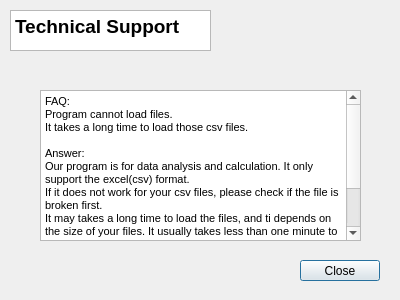
dnewell/AcuitySTAR-Dashboard, file src/tech_support.ui: the form before one commit.
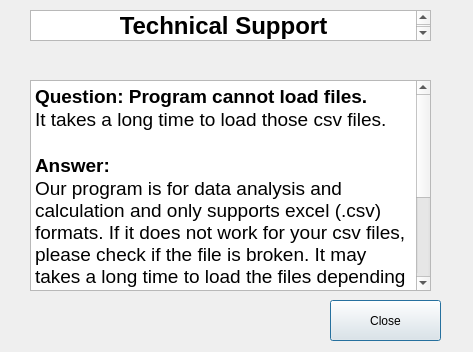
The form after the commit.

Commit message: Updated help UI and descriptions

Patch:
```diff
--- a/src/tech_support.ui
+++ b/src/tech_support.ui
@@ -6,37 +6,20 @@
    <rect>
     <x>0</x>
     <y>0</y>
-    <width>400</width>
-    <height>300</height>
+    <width>473</width>
+    <height>352</height>
    </rect>
   </property>
   <property name="windowTitle">
    <string>Dialog</string>
   </property>
-  <widget class="QTextBrowser" name="textBrowser">
-   <property name="geometry">
-    <rect>
-     <x>10</x>
-     <y>10</y>
-     <width>201</width>
-     <height>41</height>
-    </rect>
-   </property>
-   <property name="html">
-    <string>&lt;!DOCTYPE HTML PUBLIC &quot;-//W3C//DTD HTML 4.0//EN&quot; &quot;http://www.w3.org/TR/REC-html40/strict.dtd&quot;&gt;
-&lt;html&gt;&lt;head&gt;&lt;meta name=&quot;qrichtext&quot; content=&quot;1&quot; /&gt;&lt;style type=&quot;text/css&quot;&gt;
-p, li { white-space: pre-wrap; }
-&lt;/style&gt;&lt;/head&gt;&lt;body style=&quot; font-family:'MS Shell Dlg 2'; font-size:8.25pt; font-weight:400; font-style:normal;&quot;&gt;
-&lt;p style=&quot; margin-top:0px; margin-bottom:0px; margin-left:0px; margin-right:0px; -qt-block-indent:0; text-indent:0px;&quot;&gt;&lt;span style=&quot; font-size:14pt; font-weight:600;&quot;&gt;Technical Support&lt;/span&gt;&lt;/p&gt;&lt;/body&gt;&lt;/html&gt;</string>
-   </property>
-  </widget>
   <widget class="QPushButton" name="pushButton">
    <property name="geometry">
     <rect>
-     <x>300</x>
-     <y>260</y>
-     <width>80</width>
-     <height>21</height>
+     <x>330</x>
+     <y>300</y>
+     <width>111</width>
+     <height>41</height>
     </rect>
    </property>
    <property name="text">
@@ -46,10 +29,10 @@
   <widget class="QStackedWidget" name="turningpage">
    <property name="geometry">
     <rect>
-     <x>20</x>
+     <x>30</x>
      <y>60</y>
-     <width>361</width>
-     <height>181</height>
+     <width>411</width>
+     <height>231</height>
     </rect>
    </property>
    <property name="currentIndex">
@@ -59,32 +42,49 @@
     <widget class="QTextBrowser" name="textBrowser_2">
      <property name="geometry">
       <rect>
-       <x>20</x>
-       <y>30</y>
-       <width>321</width>
-       <height>151</height>
+       <x>0</x>
+       <y>20</y>
+       <width>401</width>
+       <height>211</height>
       </rect>
      </property>
      <property name="html">
       <string>&lt;!DOCTYPE HTML PUBLIC &quot;-//W3C//DTD HTML 4.0//EN&quot; &quot;http://www.w3.org/TR/REC-html40/strict.dtd&quot;&gt;
 &lt;html&gt;&lt;head&gt;&lt;meta name=&quot;qrichtext&quot; content=&quot;1&quot; /&gt;&lt;style type=&quot;text/css&quot;&gt;
 p, li { white-space: pre-wrap; }
-&lt;/style&gt;&lt;/head&gt;&lt;body style=&quot; font-family:'MS Shell Dlg 2'; font-size:8.25pt; font-weight:400; font-style:normal;&quot;&gt;
-&lt;p style=&quot; margin-top:0px; margin-bottom:0px; margin-left:0px; margin-right:0px; -qt-block-indent:0; text-indent:0px;&quot;&gt;FAQ:&lt;/p&gt;
-&lt;p style=&quot; margin-top:0px; margin-bottom:0px; margin-left:0px; margin-right:0px; -qt-block-indent:0; text-indent:0px;&quot;&gt;Program cannot load files.&lt;/p&gt;
-&lt;p style=&quot; margin-top:0px; margin-bottom:0px; margin-left:0px; margin-right:0px; -qt-block-indent:0; text-indent:0px;&quot;&gt;It takes a long time to load those csv files. &lt;/p&gt;
-&lt;p style=&quot;-qt-paragraph-type:empty; margin-top:0px; margin-bottom:0px; margin-left:0px; margin-right:0px; -qt-block-indent:0; text-indent:0px;&quot;&gt;&lt;br /&gt;&lt;/p&gt;
-&lt;p style=&quot; margin-top:0px; margin-bottom:0px; margin-left:0px; margin-right:0px; -qt-block-indent:0; text-indent:0px;&quot;&gt;Answer:&lt;/p&gt;
-&lt;p style=&quot; margin-top:0px; margin-bottom:0px; margin-left:0px; margin-right:0px; -qt-block-indent:0; text-indent:0px;&quot;&gt;Our program is for data analysis and calculation. It only support the excel(csv) format.&lt;/p&gt;
-&lt;p style=&quot; margin-top:0px; margin-bottom:0px; margin-left:0px; margin-right:0px; -qt-block-indent:0; text-indent:0px;&quot;&gt;If it does not work for your csv files, please check if the file is broken first. &lt;/p&gt;
-&lt;p style=&quot; margin-top:0px; margin-bottom:0px; margin-left:0px; margin-right:0px; -qt-block-indent:0; text-indent:0px;&quot;&gt;It may takes a long time to load the files, and ti depends on the size of your files. It usually takes less than one minute to load.&lt;/p&gt;
-&lt;p style=&quot;-qt-paragraph-type:empty; margin-top:0px; margin-bottom:0px; margin-left:0px; margin-right:0px; -qt-block-indent:0; text-indent:0px;&quot;&gt;&lt;br /&gt;&lt;/p&gt;
-&lt;p style=&quot; margin-top:0px; margin-bottom:0px; margin-left:0px; margin-right:0px; -qt-block-indent:0; text-indent:0px;&quot;&gt;If you still have some confusion and want to connect us, please go toour website  &amp;quot;https://www.google.ca&amp;quot;. You can also connect us by sending message to &amp;quot;.......@...ca&amp;quot;.&lt;/p&gt;&lt;/body&gt;&lt;/html&gt;</string>
+&lt;/style&gt;&lt;/head&gt;&lt;body style=&quot; font-family:'.SF NS Text'; font-size:13pt; font-weight:400; font-style:normal;&quot;&gt;
+&lt;p style=&quot; margin-top:0px; margin-bottom:0px; margin-left:0px; margin-right:0px; -qt-block-indent:0; text-indent:0px;&quot;&gt;&lt;span style=&quot; font-family:'MS Shell Dlg 2'; font-size:14pt; font-weight:600;&quot;&gt;Question: Program cannot load files.&lt;/span&gt;&lt;/p&gt;
+&lt;p style=&quot; margin-top:0px; margin-bottom:0px; margin-left:0px; margin-right:0px; -qt-block-indent:0; text-indent:0px;&quot;&gt;&lt;span style=&quot; font-family:'MS Shell Dlg 2'; font-size:14pt;&quot;&gt;It takes a long time to load those csv files. &lt;/span&gt;&lt;/p&gt;
+&lt;p style=&quot;-qt-paragraph-type:empty; margin-top:0px; margin-bottom:0px; margin-left:0px; margin-right:0px; -qt-block-indent:0; text-indent:0px; font-family:'MS Shell Dlg 2'; font-size:14pt;&quot;&gt;&lt;br /&gt;&lt;/p&gt;
+&lt;p style=&quot; margin-top:0px; margin-bottom:0px; margin-left:0px; margin-right:0px; -qt-block-indent:0; text-indent:0px;&quot;&gt;&lt;span style=&quot; font-family:'MS Shell Dlg 2'; font-size:14pt; font-weight:600;&quot;&gt;Answer:&lt;/span&gt;&lt;/p&gt;
+&lt;p style=&quot; margin-top:0px; margin-bottom:0px; margin-left:0px; margin-right:0px; -qt-block-indent:0; text-indent:0px;&quot;&gt;&lt;span style=&quot; font-family:'MS Shell Dlg 2'; font-size:14pt;&quot;&gt;Our program is for data analysis and calculation and only supports excel (.csv) formats. If it does not work for your csv files, please check if the file is broken. It may takes a long time to load the files depending on the size of your file.&lt;/span&gt;&lt;/p&gt;
+&lt;p style=&quot;-qt-paragraph-type:empty; margin-top:0px; margin-bottom:0px; margin-left:0px; margin-right:0px; -qt-block-indent:0; text-indent:0px; font-family:'MS Shell Dlg 2'; font-size:14pt;&quot;&gt;&lt;br /&gt;&lt;/p&gt;
+&lt;p style=&quot;-qt-paragraph-type:empty; margin-top:0px; margin-bottom:0px; margin-left:0px; margin-right:0px; -qt-block-indent:0; text-indent:0px; font-size:14pt;&quot;&gt;&lt;br /&gt;&lt;/p&gt;
+&lt;p style=&quot;-qt-paragraph-type:empty; margin-top:0px; margin-bottom:0px; margin-left:0px; margin-right:0px; -qt-block-indent:0; text-indent:0px; font-family:'MS Shell Dlg 2'; font-size:14pt;&quot;&gt;&lt;br /&gt;&lt;/p&gt;
+&lt;p style=&quot; margin-top:0px; margin-bottom:0px; margin-left:0px; margin-right:0px; -qt-block-indent:0; text-indent:0px;&quot;&gt;&lt;span style=&quot; font-family:'MS Shell Dlg 2'; font-size:14pt;&quot;&gt;If you are still experiencing problems, please send us a help ticket at &lt;/span&gt;&lt;span style=&quot; font-family:'MS Shell Dlg 2'; font-size:14pt; font-weight:600;&quot;&gt;Help &amp;gt; Report Bug&lt;/span&gt;&lt;/p&gt;
+&lt;p style=&quot;-qt-paragraph-type:empty; margin-top:0px; margin-bottom:0px; margin-left:0px; margin-right:0px; -qt-block-indent:0; text-indent:0px; font-family:'MS Shell Dlg 2'; font-size:14pt; font-weight:600;&quot;&gt;&lt;br /&gt;&lt;/p&gt;&lt;/body&gt;&lt;/html&gt;</string>
      </property>
     </widget>
    </widget>
    <widget class="QWidget" name="page_2"/>
   </widget>
+  <widget class="QTextBrowser" name="textBrowser">
+   <property name="geometry">
+    <rect>
+     <x>30</x>
+     <y>10</y>
+     <width>401</width>
+     <height>31</height>
+    </rect>
+   </property>
+   <property name="html">
+    <string>&lt;!DOCTYPE HTML PUBLIC &quot;-//W3C//DTD HTML 4.0//EN&quot; &quot;http://www.w3.org/TR/REC-html40/strict.dtd&quot;&gt;
+&lt;html&gt;&lt;head&gt;&lt;meta name=&quot;qrichtext&quot; content=&quot;1&quot; /&gt;&lt;style type=&quot;text/css&quot;&gt;
+p, li { white-space: pre-wrap; }
+&lt;/style&gt;&lt;/head&gt;&lt;body style=&quot; font-family:'.SF NS Text'; font-size:13pt; font-weight:400; font-style:normal;&quot;&gt;
+&lt;p align=&quot;center&quot; style=&quot; margin-top:0px; margin-bottom:0px; margin-left:0px; margin-right:0px; -qt-block-indent:0; text-indent:0px;&quot;&gt;&lt;span style=&quot; font-family:'MS Shell Dlg 2'; font-size:18pt; font-weight:600;&quot;&gt;Technical Support&lt;/span&gt;&lt;/p&gt;&lt;/body&gt;&lt;/html&gt;</string>
+   </property>
+  </widget>
  </widget>
  <resources/>
  <connections>
```
Left out of the diff: 2 changed lines with no effect on the pictures. The commit also changes 5 other files.
